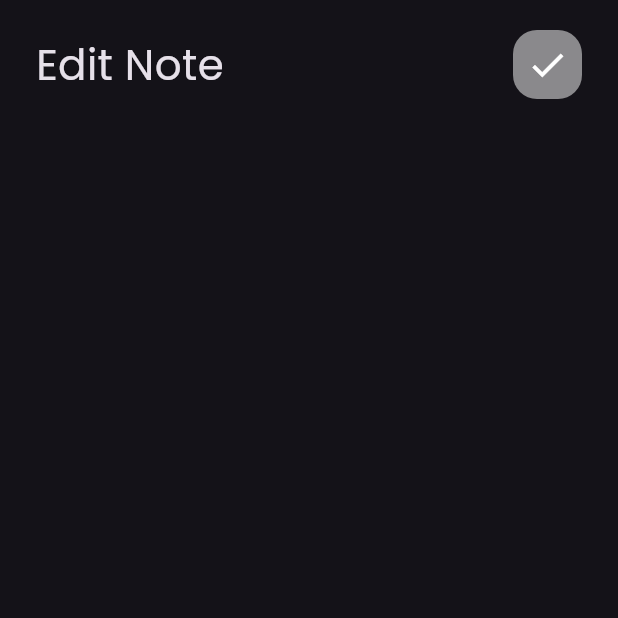
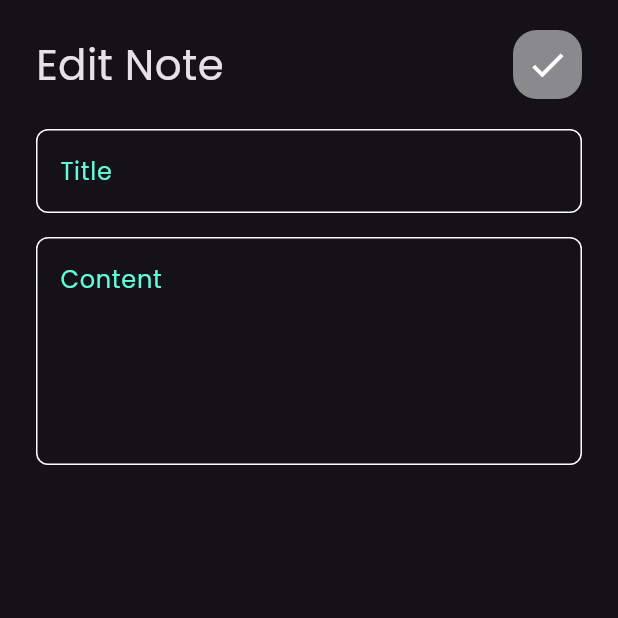
Before and after one commit to Mostafa-ragab-taha/nots_app, a Flutter app: the EditNoteView screen opened directly, on a phone screen of 412 x 824 dp, the top half of it. Run offline on Flutter 3.47's test engine with Material 3 defaults, Android fonts, the phone set to English and light mode, and no system bars; our stand-ins replace font_awesome_flutter.

Commit message:
Edit note view ui finished

```diff
--- a/lib/views/widgets/edit_note_view_body.dart
+++ b/lib/views/widgets/edit_note_view_body.dart
@@ -1,5 +1,8 @@
 import 'package:flutter/material.dart';
 import 'package:nots_app/views/widgets/custom_app_bar.dart';
+import 'package:nots_app/views/widgets/custom_text_field.dart';
+
+
 
 class EditNoteViewBody extends StatelessWidget
 {
@@ -13,6 +16,10 @@ class EditNoteViewBody extends StatelessWidget
         children: [
           SizedBox(height: 20,),
           CustomAppBar(title: "Edit Note",icon: Icons.check,),
+          SizedBox(height: 20,),
+          CustomTextField(hintText: "Title",),
+          SizedBox(height: 16,),
+          CustomTextField(hintText:"Content",maxLines : 5,),
         ],
       ),
     );
```
